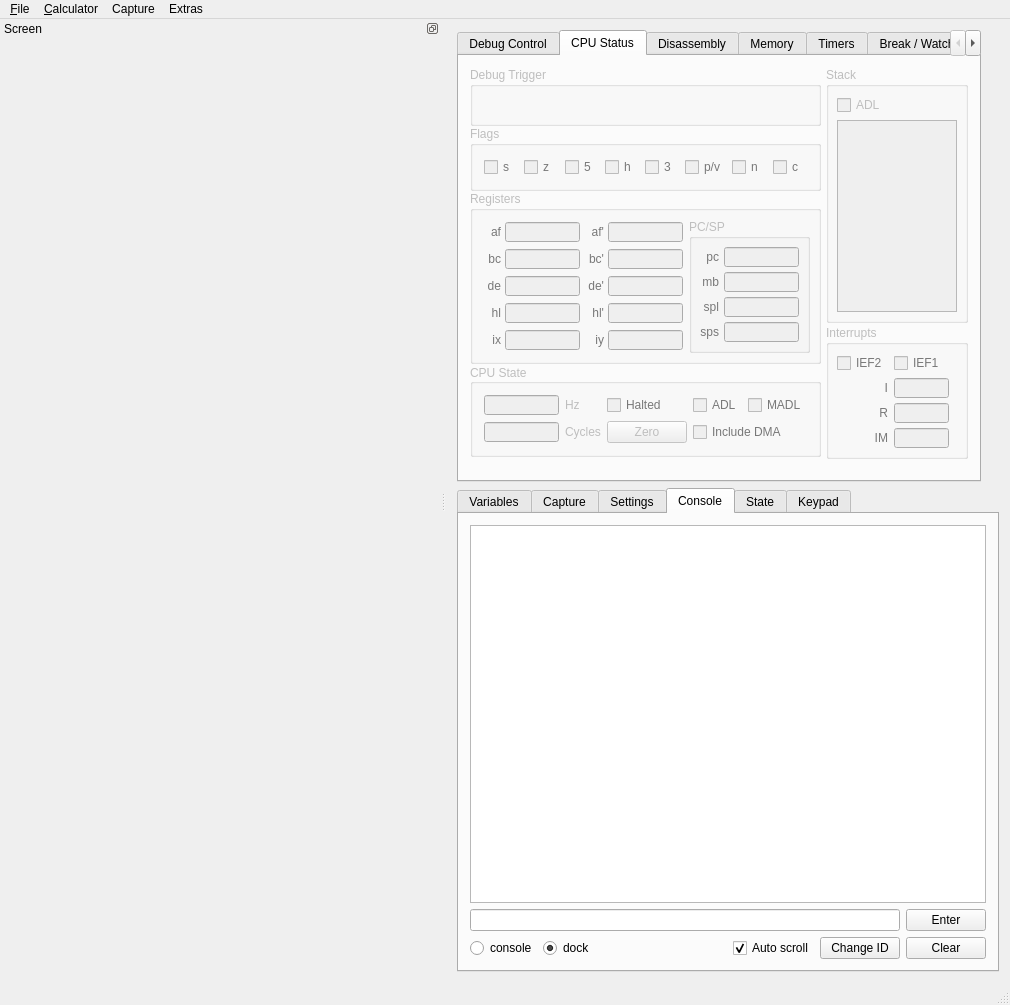
CE-Programming/CEmu, file gui/qt/mainwindow.ui: the form before one commit.
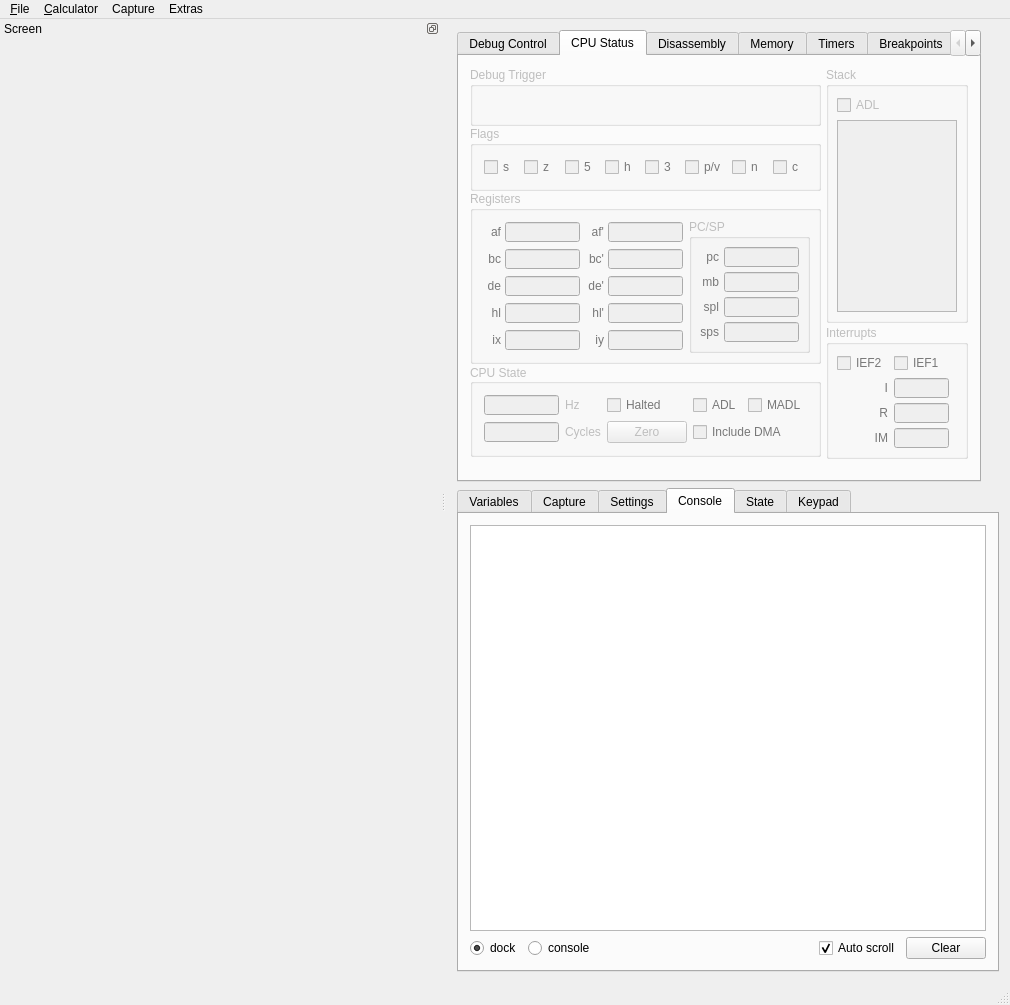
The form after the commit. The open tabs and pages were chosen to show the change. Icons and pictures are not drawn. Custom widgets are drawn as their Qt base class.

Diff of the .ui file:
```diff
--- a/gui/qt/mainwindow.ui
+++ b/gui/qt/mainwindow.ui
@@ -4106,43 +4106,12 @@
         </item>
        </layout>
       </widget>
-      <widget class="QWidget" name="debugBreakWidget">
-       <attribute name="icon">
-        <iconset resource="resources.qrc">
-         <normaloff>:/icons/resources/icons/break_watch_port.png</normaloff>:/icons/resources/icons/break_watch_port.png</iconset>
-       </attribute>
-       <attribute name="title">
-        <string>Break / Watch / Port</string>
-       </attribute>
-       <layout class="QVBoxLayout" name="verticalLayout_7">
-        <item>
-         <widget class="QToolBox" name="toolBox">
-          <property name="minimumSize">
-           <size>
-            <width>320</width>
-            <height>220</height>
-           </size>
-          </property>
-          <property name="frameShape">
-           <enum>QFrame::NoFrame</enum>
-          </property>
-          <property name="currentIndex">
-           <number>0</number>
-          </property>
-          <widget class="QWidget" name="pageBreak">
-           <property name="geometry">
-            <rect>
-             <x>0</x>
-             <y>0</y>
-             <width>511</width>
-             <height>325</height>
-            </rect>
-           </property>
+      <widget class="QWidget" name="tab">
            <attribute name="icon">
             <iconset resource="resources.qrc">
              <normaloff>:/icons/resources/icons/breakpoints.png</normaloff>:/icons/resources/icons/breakpoints.png</iconset>
            </attribute>
-           <attribute name="label">
+       <attribute name="title">
             <string>Breakpoints</string>
            </attribute>
            <layout class="QVBoxLayout" name="verticalLayout_9">
@@ -4270,20 +4239,12 @@
             </item>
            </layout>
           </widget>
-          <widget class="QWidget" name="pageWatch">
-           <property name="geometry">
-            <rect>
-             <x>0</x>
-             <y>0</y>
-             <width>98</width>
-             <height>119</height>
-            </rect>
-           </property>
+      <widget class="QWidget" name="tab_6">
            <attribute name="icon">
             <iconset resource="resources.qrc">
              <normaloff>:/icons/resources/icons/watchpoints.png</normaloff>:/icons/resources/icons/watchpoints.png</iconset>
            </attribute>
-           <attribute name="label">
+       <attribute name="title">
             <string>Watchpoints</string>
            </attribute>
            <layout class="QVBoxLayout" name="verticalLayout_24">
@@ -4426,20 +4387,12 @@
             </item>
            </layout>
           </widget>
-          <widget class="QWidget" name="pagePorts">
-           <property name="geometry">
-            <rect>
-             <x>0</x>
-             <y>0</y>
-             <width>98</width>
-             <height>119</height>
-            </rect>
-           </property>
+      <widget class="QWidget" name="tab_7">
            <attribute name="icon">
             <iconset resource="resources.qrc">
              <normaloff>:/icons/resources/icons/port.png</normaloff>:/icons/resources/icons/port.png</iconset>
            </attribute>
-           <attribute name="label">
+       <attribute name="title">
             <string>Port Monitor</string>
            </attribute>
            <layout class="QVBoxLayout" name="verticalLayout_28">
@@ -4565,10 +4518,6 @@
             </item>
            </layout>
           </widget>
-         </widget>
-        </item>
-       </layout>
-      </widget>
       <widget class="QWidget" name="debugOsWidget">
        <attribute name="icon">
         <iconset resource="resources.qrc">
@@ -9019,28 +8968,10 @@
          </widget>
         </item>
         <item>
-         <layout class="QGridLayout" name="gridLayout">
+         <layout class="QHBoxLayout" name="horizontalLayout_21">
           <property name="bottomMargin">
            <number>0</number>
           </property>
-          <item row="0" column="0">
-           <widget class="QLineEdit" name="consoleLine"/>
-          </item>
-          <item row="1" column="0">
-           <layout class="QHBoxLayout" name="horizontalLayout_16">
-            <property name="rightMargin">
-             <number>0</number>
-            </property>
-            <item>
-             <widget class="QRadioButton" name="radioConsole">
-              <property name="text">
-               <string>console</string>
-              </property>
-              <property name="checked">
-               <bool>false</bool>
-              </property>
-             </widget>
-            </item>
             <item>
              <widget class="QRadioButton" name="radioDock">
               <property name="text">
@@ -9054,6 +8985,16 @@
               </property>
              </widget>
             </item>
+          <item>
+           <widget class="QRadioButton" name="radioConsole">
+            <property name="text">
+             <string>console</string>
+            </property>
+            <property name="checked">
+             <bool>false</bool>
+            </property>
+           </widget>
+          </item>
             <item>
              <spacer name="horizontalSpacer_11">
               <property name="orientation">
@@ -9078,22 +9019,6 @@
              </widget>
             </item>
             <item>
-             <widget class="QPushButton" name="buttonChangeID">
-              <property name="text">
-               <string>Change ID</string>
-              </property>
-             </widget>
-            </item>
-           </layout>
-          </item>
-          <item row="0" column="1">
-           <widget class="QPushButton" name="consoleSubmit">
-            <property name="text">
-             <string>Enter</string>
-            </property>
-           </widget>
-          </item>
-          <item row="1" column="1">
            <widget class="QPushButton" name="buttonConsoleclear">
             <property name="sizePolicy">
              <sizepolicy hsizetype="Minimum" vsizetype="Fixed">
```
Left out of the diff: 84 changed lines with no effect on the pictures. Lines whose indentation alone changed are shown as unchanged.
